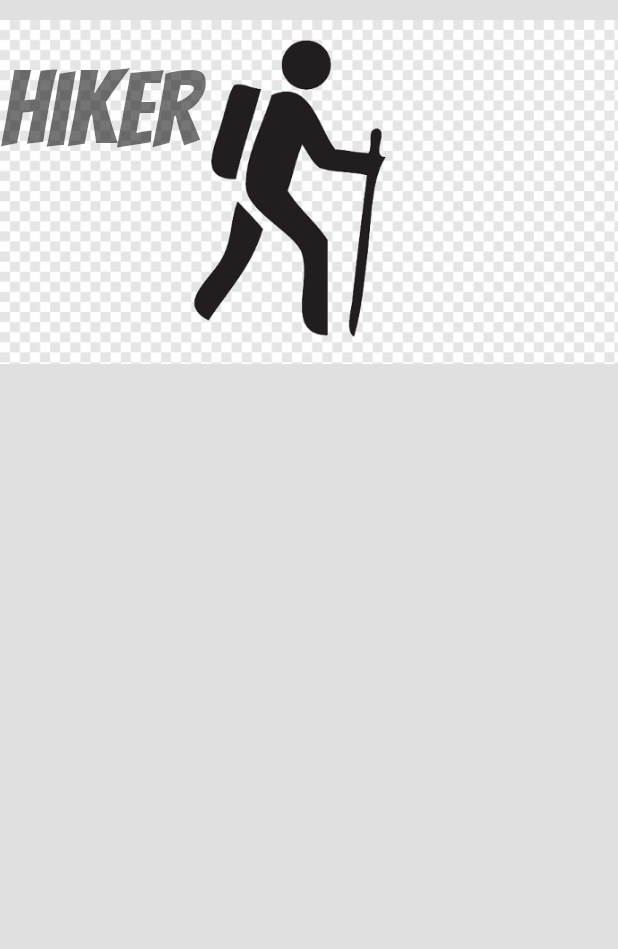
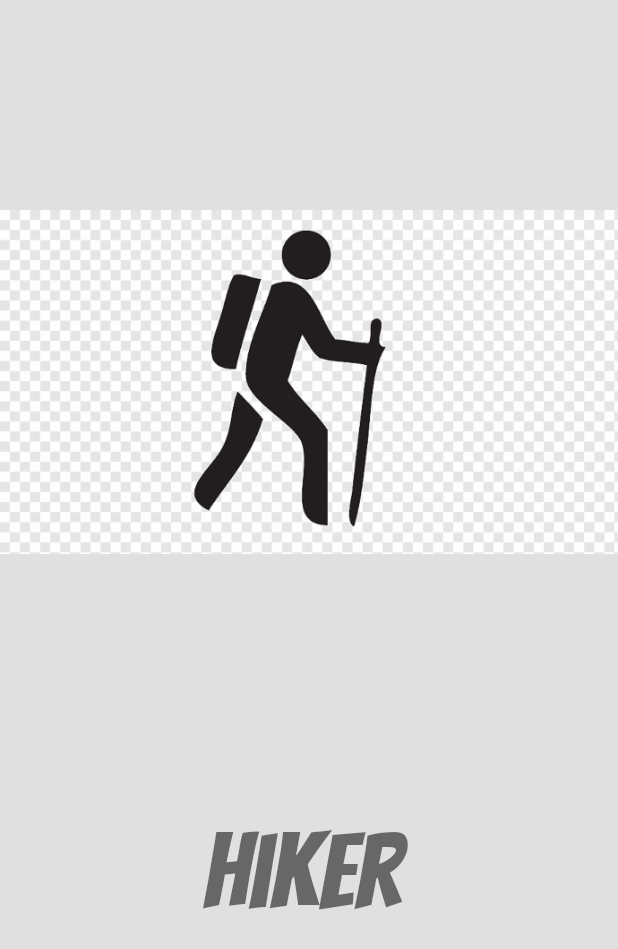
Before and after one commit to loayei/CPSC362-Project, an Android app: the layout welcome.xml on its own in the app's theme, with its tools: preview values and no code run, on a phone screen of 412 x 824 dp. Shown: the top 949 px of the screen. Run offline under Robolectric (Android 15) with nearby library versions, the phone set to English and light mode, and no system bars; Roboto replaces fonts that are not available here.

Commit message:
added welcome.xml

```diff
--- a/app/src/main/res/layout/welcome.xml
+++ b/app/src/main/res/layout/welcome.xml
@@ -1,5 +1,6 @@
 <?xml version="1.0" encoding="utf-8"?>
 <androidx.constraintlayout.widget.ConstraintLayout xmlns:android="http://schemas.android.com/apk/res/android"
+    xmlns:app="http://schemas.android.com/apk/res-auto"
     xmlns:tools="http://schemas.android.com/tools"
     android:layout_width="match_parent"
     android:layout_height="match_parent"
@@ -7,22 +8,33 @@
     android:textAlignment="center">
 
     <ImageView
+        android:id="@+id/imageView"
         android:layout_width="wrap_content"
         android:layout_height="wrap_content"
+        android:layout_marginTop="100dp"
+        android:layout_marginBottom="98dp"
         android:src="@drawable/main_screen_logo"
+        app:layout_constraintBottom_toTopOf="@+id/textView"
+        app:layout_constraintEnd_toEndOf="parent"
+        app:layout_constraintStart_toStartOf="parent"
+        app:layout_constraintTop_toTopOf="parent"
         tools:ignore="MissingConstraints"
-        tools:layout_editor_absoluteX="0dp"
-        tools:layout_editor_absoluteY="16dp" />
+        android:contentDescription="@string/Title_login" />
 
     <TextView
         android:id="@+id/textView"
         android:layout_width="143dp"
         android:layout_height="120dp"
+        android:layout_marginStart="134dp"
+        android:layout_marginEnd="134dp"
+        android:layout_marginBottom="169dp"
         android:fontFamily="@font/bangers"
-        android:text="Hiker"
+        android:text="@string/hiker"
         android:textSize="70sp"
-        tools:layout_editor_absoluteX="134dp"
-        tools:layout_editor_absoluteY="370dp" />
+        app:layout_constraintBottom_toBottomOf="parent"
+        app:layout_constraintEnd_toEndOf="parent"
+        app:layout_constraintStart_toStartOf="parent"
+        app:layout_constraintTop_toBottomOf="@+id/imageView" />
 
 
 </androidx.constraintlayout.widget.ConstraintLayout>
--- a/app/src/main/res/values/strings.xml
+++ b/app/src/main/res/values/strings.xml
@@ -12,4 +12,5 @@
     <string name="first_name">First Name</string>
     <string name="phone_number">Phone number</string>
     <string name="create_an_account">Create an account</string>
+    <string name="hiker">Hiker</string>
 </resources>
```
